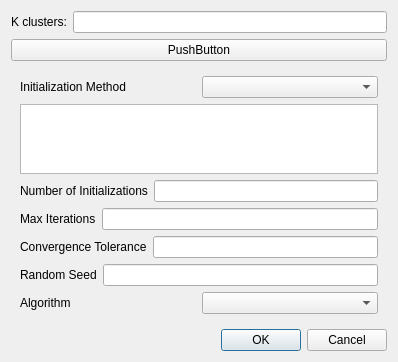
Ehlmann-research-group/WISER, file src/wiser/gui/ui_files/kmeans_dialog.ui: the form before one commit.
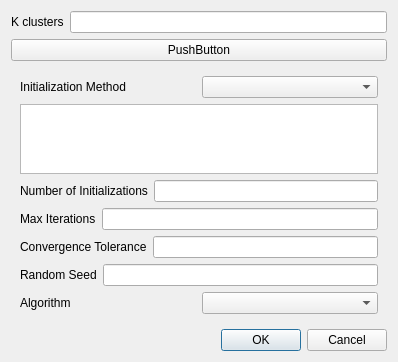
The form after the commit.

Commit message: feat: Adding validation to ledits and getters

Diff of the .ui file:
```diff
--- a/src/wiser/gui/ui_files/kmeans_dialog.ui
+++ b/src/wiser/gui/ui_files/kmeans_dialog.ui
@@ -19,7 +19,7 @@
      <item>
       <widget class="QLabel" name="lbl_k_clusters">
        <property name="text">
-        <string>K clusters:</string>
+        <string>K clusters</string>
        </property>
       </widget>
      </item>
```
The commit also changes 1 other file.
